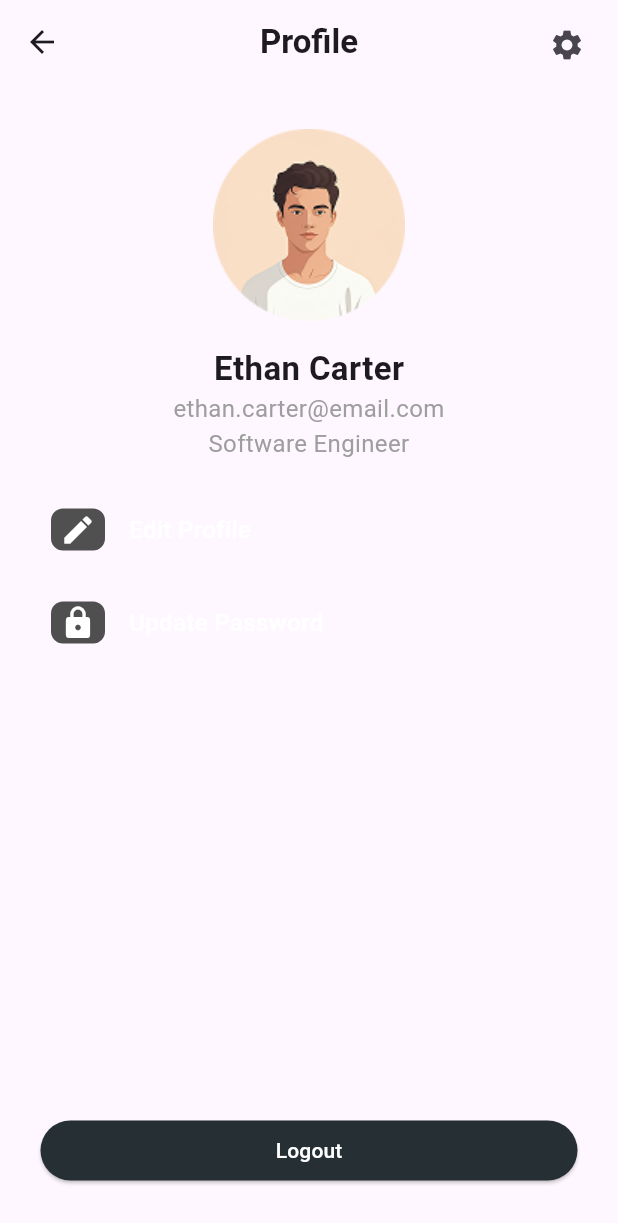
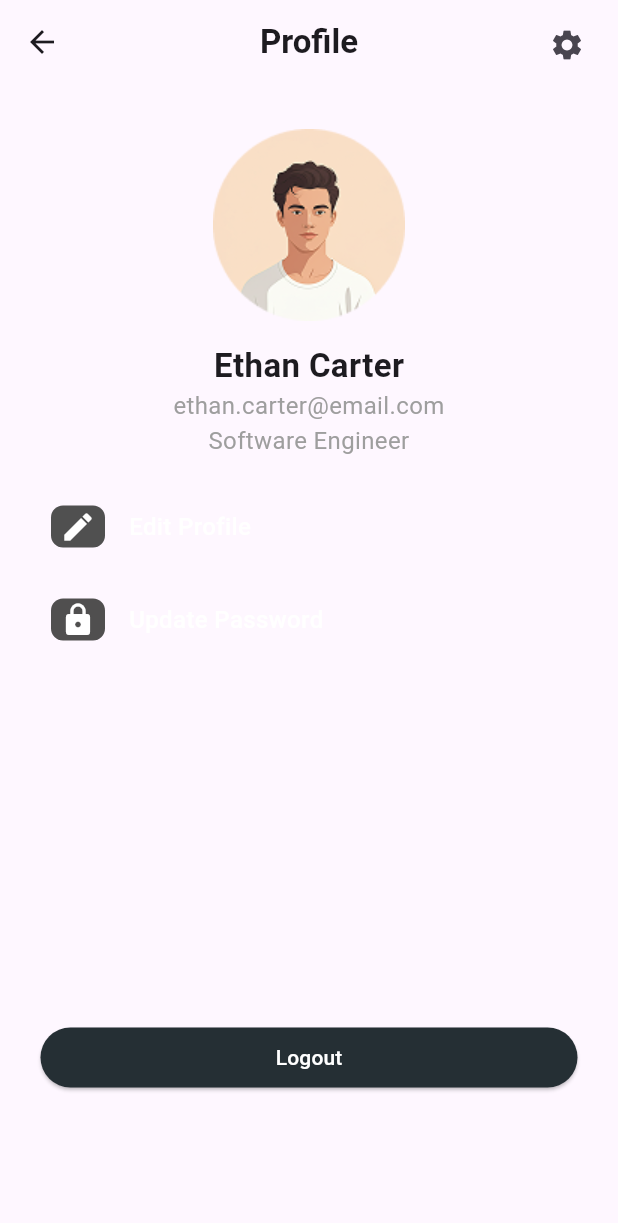
Before and after one commit to dev-shaon/Blog-App, a Flutter app: the ProfileScreen screen opened directly, on a phone screen of 412 x 824 dp. Shown: the top 1223 px of the screen. Run offline on Flutter 3.47's test engine with Material 3 defaults, Android fonts, the phone set to English and light mode, and no system bars; accounts and stored records are empty; network calls fail.

Commit message:
Update some code

```diff
--- a/lib/Screens/Home_Screen.dart
+++ b/lib/Screens/Home_Screen.dart
@@ -44,6 +44,8 @@ class _HomeScreenState extends State<HomeScreen> {
                 final post = posts[index];
                 return Card(
                   margin: EdgeInsets.symmetric(horizontal: 10, vertical: 6),
+                  shadowColor: const Color.fromARGB(255, 52, 43, 219),
+                  elevation: 4,
                   child: Padding(
                     padding: const EdgeInsets.all(8.0),
                     child: Row(
--- a/lib/Screens/Profile/edit_screen.dart
+++ b/lib/Screens/Profile/edit_screen.dart
@@ -98,7 +98,7 @@ class _EditScreenState extends State<EditScreen> {
                 contentPadding: EdgeInsets.symmetric(vertical: 60, horizontal: 16),
               ),
             ),
-            SizedBox(height: 140),
+            SizedBox(height: 50),
             CustomButton(text: 'Save Changes', onPressed: () {  },),
           ],
         ),
--- a/lib/Screens/Profile/profile_screen.dart
+++ b/lib/Screens/Profile/profile_screen.dart
@@ -33,7 +33,7 @@ class _ProfileScreenState extends State<ProfileScreen> {
               Center(
                 child: Image(image: AssetImage("assets/images/boyprofile.png")),
               ),
-              SizedBox(height: 16),
+              SizedBox(height: 14),
               Text(
                 "Ethan Carter",
                 style: TextStyle(fontWeight: FontWeight.bold, fontSize: 22),
@@ -124,7 +124,7 @@ class _ProfileScreenState extends State<ProfileScreen> {
                   ),
                 ),
               ),
-              SizedBox(height: 300,),
+              SizedBox(height: 240,),
               ElevatedButton(
                 style: ElevatedButton.styleFrom(
                   foregroundColor: Colors.white,
--- a/lib/Screens/Profile/update_pass_screen.dart
+++ b/lib/Screens/Profile/update_pass_screen.dart
@@ -61,7 +61,7 @@ class _UpdatePassScreenState extends State<UpdatePassScreen> {
               ),
               SizedBox(height: 12),
               CustomTextfield(text: "Confirm  your new password"),
-              SizedBox(height: 400),
+              SizedBox(height: 330),
               CustomButton(text: "Update Password", onPressed: () {}),
             ],
           ),
--- a/lib/Screens/signin_Screen.dart
+++ b/lib/Screens/signin_Screen.dart
@@ -30,7 +30,7 @@ class _SigninScreenState extends State<SigninScreen> {
           padding: const EdgeInsets.all(20),
           child: Column(
             children: [
-              SizedBox(height: 40),
+              SizedBox(height: 30),
               Center(
                 child: Text(
                   "Welcome Back!",
```
